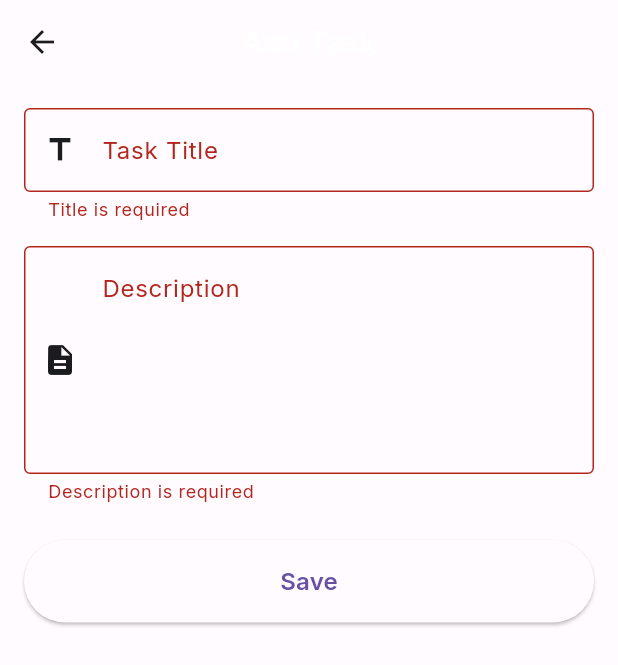
After one commit to izzalDev/study_tracker, a Flutter app: the AddTaskScreen screen opened by its route, after a tap on "Save", on a phone screen of 412 x 824 dp. The commit adds this screen. Shown: the top 665 px of the screen. Run offline on Flutter 3.47's test engine with Material 3 defaults, Android fonts, the phone set to English and light mode, and no system bars; our stand-ins replace google_fonts.

Commit message:
feat(tasks): added task create form pages

```diff
--- a/lib/core/constants/app_strings.dart
+++ b/lib/core/constants/app_strings.dart
@@ -33,4 +33,23 @@ class AppStrings {
   static const String deleteTaskConfirm =
       'Are you sure you want to delete this task?';
   static const String taskDeleted = 'Task deleted';
+  static const String taskTitle = 'Task Title';
+  static const String taskDescription = 'Description';
+  static const String taskDueDate = 'Due Date';
+  static const String taskCategory = 'Category';
+  static const String taskPriority = 'Priority';
+  static const String selectDate = 'Select Date';
+  static const String selectCategory = 'Select Category';
+
+  static const String fieldRequired = 'This field is required';
+  static const String titleMinLength = 'Title must be at least 3 characters';
+  static const String descriptionMinLength =
+      'Description must be at least 10 characters';
+  static const String selectValidDate = 'Please select a valid date';
+  static const String selectValidCategory = 'Please select a category';
+
+  static const String taskCreated = 'Task created successfully';
+  static const String taskUpdated = 'Task updated successfully';
+  static const String draftSaved = 'Draft saved';
+  static const String draftLoaded = 'Draft loaded';
 }
--- /dev/null
+++ b/lib/core/utils/validators.dart
@@ -0,0 +1,65 @@
+class Validators {
+  Validators._();
+
+  static String? required(String? value, {String? fieldName}) {
+    if (value == null || value.trim().isEmpty) {
+      return fieldName != null
+          ? '$fieldName is required'
+          : 'This field is required';
+    }
+    return null;
+  }
+
+  static String? minLength(String? value, int minLength, {String? fieldName}) {
+    if (value == null || value.trim().isEmpty) {
+      return null;
+    }
+
+    if (value.trim().length < minLength) {
+      return fieldName != null
+          ? '$fieldName must be at least $minLength characters'
+          : 'Must be at least $minLength characters';
+    }
+    return null;
+  }
+
+  static String? maxLength(String? value, int maxLength, {String? fieldName}) {
+    if (value == null || value.trim().isEmpty) {
+      return null;
+    }
+
+    if (value.trim().length > maxLength) {
+      return fieldName != null
+          ? '$fieldName must not exceed $maxLength characters'
+          : 'Must not exceed $maxLength characters';
+    }
+    return null;
+  }
+
+  static String? combine(
+    String? value,
+    List<String? Function(String?)> validators,
+  ) {
+    for (final validator in validators) {
+      final error = validator(value);
+      if (error != null) return error;
+    }
+    return null;
+  }
+
+  static String? taskTitle(String? value) {
+    return combine(value, [
+      (v) => required(v, fieldName: 'Title'),
+      (v) => minLength(v, 3, fieldName: 'Title'),
+      (v) => maxLength(v, 50, fieldName: 'Title'),
+    ]);
+  }
+
+  static String? taskDescription(String? value) {
+    return combine(value, [
+      (v) => required(v, fieldName: 'Description'),
+      (v) => minLength(v, 10, fieldName: 'Description'),
+      (v) => maxLength(v, 500, fieldName: 'Description'),
+    ]);
+  }
+}
--- /dev/null
+++ b/lib/features/tasks/screens/add_task_screen.dart
@@ -0,0 +1,118 @@
+import 'package:flutter/material.dart';
+import 'package:study_tracker/core/constants/app_colors.dart';
+import 'package:study_tracker/core/constants/app_strings.dart';
+import 'package:study_tracker/core/utils/validators.dart';
+
+class AddTaskScreen extends StatefulWidget {
+  const AddTaskScreen({super.key});
+
+  @override
+  State<AddTaskScreen> createState() => _AddTaskScreenState();
+}
+
+class _AddTaskScreenState extends State<AddTaskScreen> {
+  final _formKey = GlobalKey<FormState>();
+
+  final _titleController = TextEditingController();
+  final _descriptionController = TextEditingController();
+
+  bool _isLoading = false;
+
+  @override
+  void dispose() {
+    _titleController.dispose();
+    _descriptionController.dispose();
+    super.dispose();
+  }
+
+  @override
+  Widget build(BuildContext context) {
+    return Scaffold(
+      appBar: AppBar(title: const Text(AppStrings.addTask)),
+      body: Form(
+        key: _formKey,
+        child: SingleChildScrollView(
+          padding: const EdgeInsets.all(16),
+          child: Column(
+            crossAxisAlignment: CrossAxisAlignment.stretch,
+            children: [
+              TextFormField(
+                controller: _titleController,
+                decoration: const InputDecoration(
+                  labelText: AppStrings.taskTitle,
+                  hintText: 'e.g., Complete Math Assignment',
+                  prefixIcon: Icon(Icons.title),
+                  border: OutlineInputBorder(),
+                ),
+                textCapitalization: TextCapitalization.sentences,
+                validator: Validators.taskTitle,
+                autovalidateMode: AutovalidateMode.onUserInteraction,
+              ),
+
+              const SizedBox(height: 16),
+
+              TextFormField(
+                controller: _descriptionController,
+                decoration: const InputDecoration(
+                  labelText: AppStrings.taskDescription,
+                  hintText: 'Describe your task in detail...',
+                  prefixIcon: Icon(Icons.description),
+                  border: OutlineInputBorder(),
+                  alignLabelWithHint: true,
+                ),
+                maxLines: 5,
+                textCapitalization: TextCapitalization.sentences,
+                validator: Validators.taskDescription,
+                autovalidateMode: AutovalidateMode.onUserInteraction,
+              ),
+
+              const SizedBox(height: 24),
+
+              ElevatedButton(
+                onPressed: _isLoading ? null : _saveTask,
+                style: ElevatedButton.styleFrom(
+                  padding: const EdgeInsets.symmetric(vertical: 16),
+                ),
+                child: _isLoading
+                    ? const SizedBox(
+                        height: 20,
+                        width: 20,
+                        child: CircularProgressIndicator(strokeWidth: 2),
+                      )
+                    : const Text(
+                        AppStrings.save,
+                        style: TextStyle(
+                          fontSize: 16,
+                          fontWeight: FontWeight.w600,
+                        ),
+                      ),
+              ),
+            ],
+          ),
+        ),
+      ),
+    );
+  }
+
+  void _saveTask() async {
+    if (!_formKey.currentState!.validate()) {
+      return;
+    }
+
+    setState(() => _isLoading = true);
+
+    await Future.delayed(const Duration(seconds: 1));
+
+    if (!mounted) return;
+
+    ScaffoldMessenger.of(context).showSnackBar(
+      const SnackBar(
+        content: Text(AppStrings.taskCreated),
+        backgroundColor: AppColors.statusCompleted,
+        duration: Duration(seconds: 2),
+      ),
+    );
+
+    Navigator.pop(context);
+  }
+}
--- a/lib/features/tasks/screens/task_list_screen.dart
+++ b/lib/features/tasks/screens/task_list_screen.dart
@@ -26,6 +26,11 @@ class _TaskListScreenState extends State<TaskListScreen> {
     return Scaffold(
       appBar: AppBar(title: const Text(AppStrings.myTasks)),
       body: tasks.isEmpty ? _buildEmptyState() : _buildTaskList(),
+      floatingActionButton: FloatingActionButton(
+        onPressed: _navigateToAddTask,
+        tooltip: AppStrings.addTask,
+        child: const Icon(Icons.add),
+      ),
     );
   }
 
@@ -127,4 +132,8 @@ class _TaskListScreenState extends State<TaskListScreen> {
   void _navigateToDetail(TaskModel task) {
     Navigator.pushNamed(context, AppRoutes.taskDetail, arguments: task);
   }
+
+  void _navigateToAddTask() {
+    Navigator.pushNamed(context, AppRoutes.addTask);
+  }
 }
--- a/lib/routes/app_routes.dart
+++ b/lib/routes/app_routes.dart
@@ -4,4 +4,5 @@ class AppRoutes {
   static const String splash = '/';
   static const String taskList = '/tasks';
   static const String taskDetail = '/task-detail';
+  static const String addTask = '/add-task';
 }
--- a/lib/routes/route_generator.dart
+++ b/lib/routes/route_generator.dart
@@ -1,6 +1,7 @@
 import 'package:flutter/material.dart';
 import 'package:study_tracker/features/auth/screens/splash_screen.dart';
 import 'package:study_tracker/features/tasks/models/task_model.dart';
+import 'package:study_tracker/features/tasks/screens/add_task_screen.dart';
 import 'package:study_tracker/features/tasks/screens/task_detail_screen.dart';
 import 'package:study_tracker/features/tasks/screens/task_list_screen.dart';
 import 'app_routes.dart';
@@ -20,6 +21,9 @@ class RouteGenerator {
       case AppRoutes.splash:
         return MaterialPageRoute(builder: (_) => const SplashScreen());
 
+      case AppRoutes.addTask:
+        return MaterialPageRoute(builder: (_) => const AddTaskScreen());
+
       default:
         return MaterialPageRoute(
           builder: (_) => Scaffold(
```
